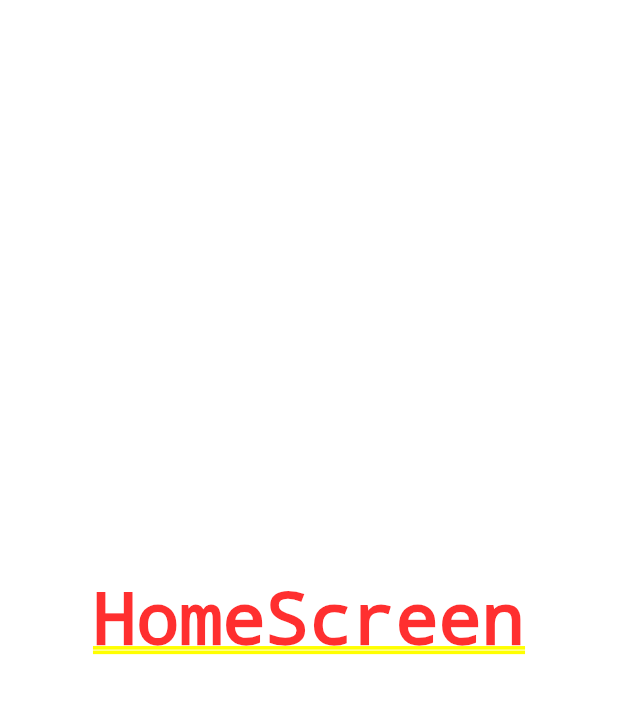
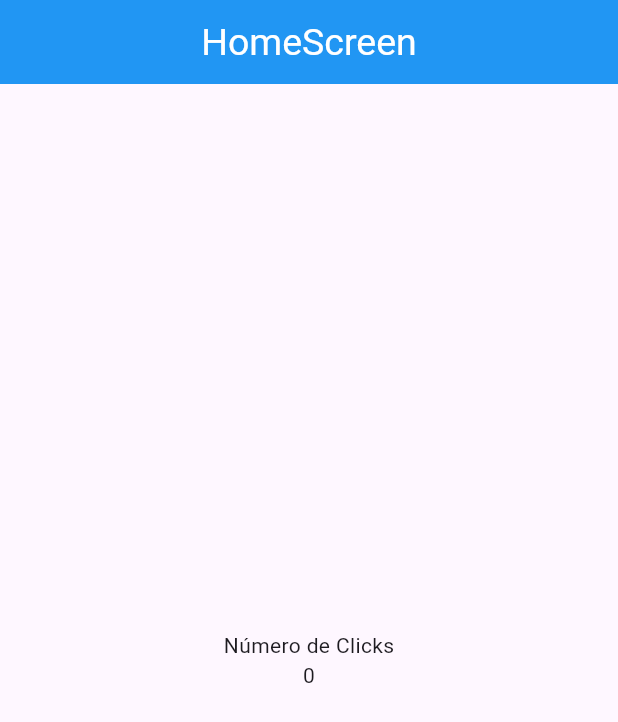
Before and after one commit to JasubiPL/Flutter, a Flutter app: the screen it shows after launch, on a phone screen of 412 x 824 dp. Shown: the top 722 px of the screen. Run offline on Flutter 3.47's test engine with Material 3 defaults, Android fonts, the phone set to English and light mode, and no system bars.

Commit message:
Se configura el appBar y se aprende sobre columnas

```diff
--- a/Apps/counter_app/lib/screens/home_screen.dart
+++ b/Apps/counter_app/lib/screens/home_screen.dart
@@ -5,9 +5,24 @@ class HomeScreen extends StatelessWidget{
 
   @override
   Widget build(BuildContext context) {
-    return const Center(
-        child: Text("HomeScreen"),
-      );
+    return Scaffold(
+      appBar: AppBar(
+        backgroundColor: Colors.blue,
+        titleTextStyle: const TextStyle(color: Colors.white, fontSize: 25),
+        centerTitle: true,
+        title: const Text('HomeScreen'),
+        elevation: 0,
+      ),
+      body: const Center(
+        child: Column(
+          mainAxisAlignment: MainAxisAlignment.center,
+          children: [
+            Text('Número de Clicks'),
+            Text('0'),
+          ]
+        ),
+      ),
+    );
   }
 
 }
```
Also changed, not shown: 2 other files.
